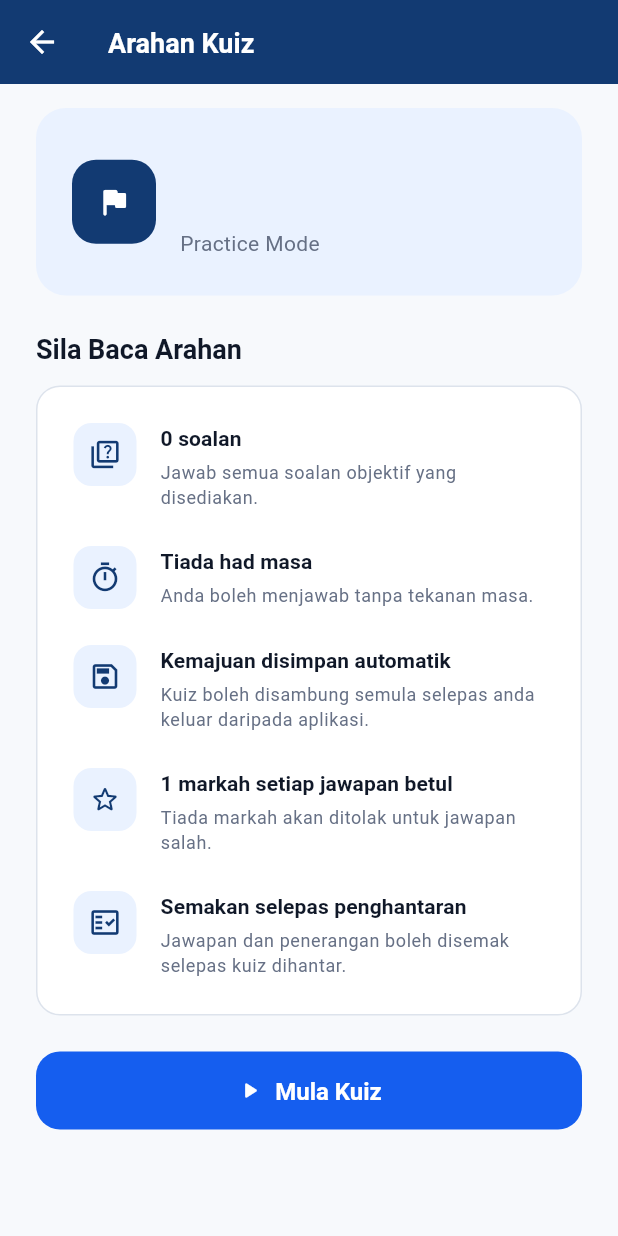
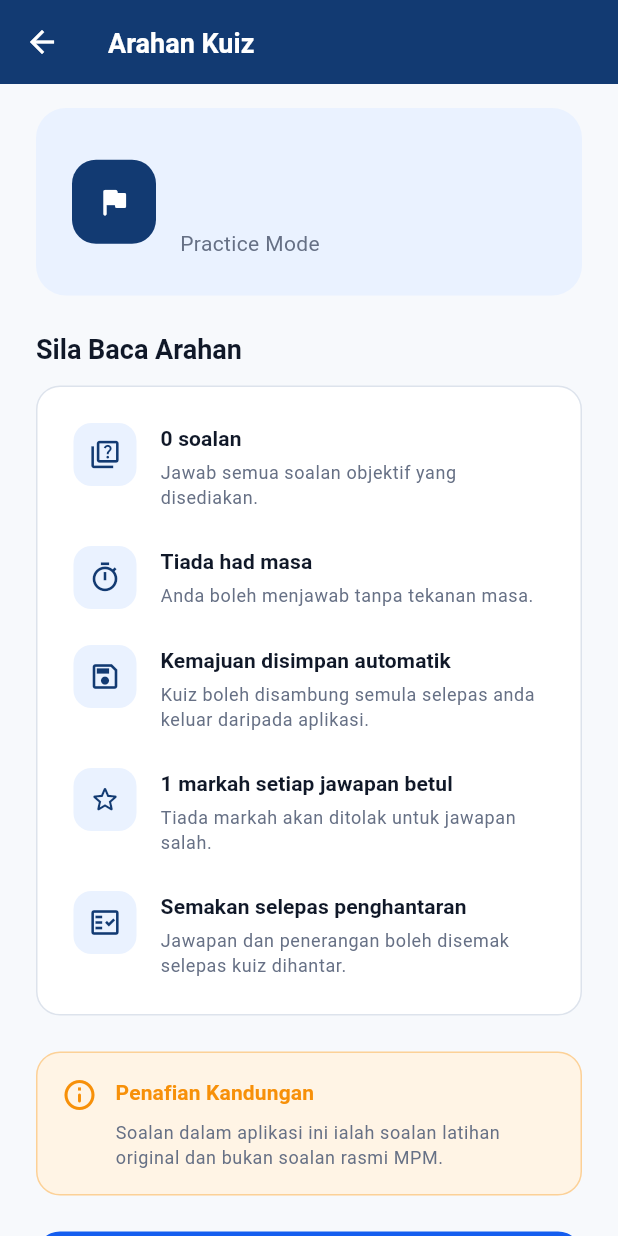
Before and after one commit to wilanwell/PengajianAM, a Flutter app: the _QuizInstructionContent screen opened directly with empty values, on a phone screen of 412 x 824 dp. Run offline on Flutter 3.47's test engine with Material 3 defaults, Android fonts, the phone set to English and light mode, and no system bars; our stand-ins replace connectivity_plus, flutter_riverpod, go_router, shared_preferences, supabase_flutter; accounts and stored records are empty; statements that could not run were skipped.

Commit message:
feat: improve network resilience and add content disclaimer

```diff
--- /dev/null
+++ b/lib/core/constants/app_disclaimer.dart
@@ -0,0 +1,23 @@
+abstract final class AppDisclaimer {
+  static const String title = 'Penafian Kandungan';
+
+  static const String shortMessage =
+      'Soalan dalam aplikasi ini ialah '
+      'soalan latihan original dan bukan '
+      'soalan rasmi MPM.';
+
+  static const String fullMessage =
+      'Semua soalan dalam aplikasi ini ialah '
+      'soalan latihan original yang dibina '
+      'berdasarkan skop sukatan Pengajian AM '
+      'STPM.\n\n'
+      'Soalan ini bukan soalan peperiksaan '
+      'sebenar, bukan soalan rasmi dan tidak '
+      'diterbitkan atau disahkan oleh Majlis '
+      'Peperiksaan Malaysia (MPM).\n\n'
+      'Aplikasi ini dibangunkan untuk tujuan '
+      'latihan dan ulang kaji sahaja. Pengguna '
+      'digalakkan merujuk sukatan rasmi, buku '
+      'rujukan dan bahan pembelajaran daripada '
+      'guru untuk memastikan ketepatan kandungan.';
+}
--- /dev/null
+++ b/lib/core/widgets/app_disclaimer_card.dart
@@ -0,0 +1,58 @@
+import 'package:flutter/material.dart';
+
+import '../../app/theme/app_colors.dart';
+import '../../app/theme/app_radius.dart';
+import '../../app/theme/app_spacing.dart';
+import '../constants/app_disclaimer.dart';
+
+class AppDisclaimerCard extends StatelessWidget {
+  const AppDisclaimerCard({super.key, this.showFullMessage = false});
+
+  final bool showFullMessage;
+
+  @override
+  Widget build(BuildContext context) {
+    final textTheme = Theme.of(context).textTheme;
+
+    return Container(
+      width: double.infinity,
+      padding: AppSpacing.cardPadding,
+      decoration: BoxDecoration(
+        color: AppColors.warningBackground,
+        borderRadius: AppRadius.large,
+        border: Border.all(color: AppColors.warning.withAlpha(90)),
+      ),
+      child: Row(
+        crossAxisAlignment: CrossAxisAlignment.start,
+        children: [
+          const Icon(Icons.info_outline_rounded, color: AppColors.warning),
+          const SizedBox(width: AppSpacing.sm),
+          Expanded(
+            child: Column(
+              crossAxisAlignment: CrossAxisAlignment.start,
+              children: [
+                Text(
+                  AppDisclaimer.title,
+                  style: textTheme.titleSmall?.copyWith(
+                    color: AppColors.warning,
+                    fontWeight: FontWeight.w700,
+                  ),
+                ),
+                const SizedBox(height: AppSpacing.xs),
+                Text(
+                  showFullMessage
+                      ? AppDisclaimer.fullMessage
+                      : AppDisclaimer.shortMessage,
+                  style: textTheme.bodySmall?.copyWith(
+                    color: AppColors.secondaryText,
+                    height: 1.4,
+                  ),
+                ),
+              ],
+            ),
+          ),
+        ],
+      ),
+    );
+  }
+}
--- a/lib/features/profile/presentation/pages/profile_page.dart
+++ b/lib/features/profile/presentation/pages/profile_page.dart
@@ -6,6 +6,7 @@ import '../../../../app/router/route_names.dart';
 import '../../../../app/theme/app_colors.dart';
 import '../../../../app/theme/app_radius.dart';
 import '../../../../app/theme/app_spacing.dart';
+import '../../../../core/constants/app_disclaimer.dart';
 import '../../../authentication/presentation/controllers/auth_session_controller.dart';
 import '../../../authentication/presentation/controllers/login_controller.dart';
 import '../../../home/presentation/controllers/home_controller.dart';
@@ -113,7 +114,7 @@ class _ProfilePageState extends ConsumerState<ProfilePage> {
     showAboutDialog(
       context: context,
       applicationName: 'Pengajian AM STPM Objektif',
-      applicationVersion: 'Versi pembangunan 1.0',
+      applicationVersion: 'Versi pembangunan 1.0.0',
       applicationIcon: const CircleAvatar(
         backgroundColor: AppColors.primary,
         foregroundColor: AppColors.textOnPrimary,
@@ -125,6 +126,8 @@ class _ProfilePageState extends ConsumerState<ProfilePage> {
           'membantu pelajar mengulang kaji '
           'Pengajian AM STPM.',
         ),
+        SizedBox(height: AppSpacing.md),
+        Text(AppDisclaimer.fullMessage),
       ],
     );
   }
--- a/lib/features/quiz/presentation/pages/quiz_instruction_page.dart
+++ b/lib/features/quiz/presentation/pages/quiz_instruction_page.dart
@@ -6,6 +6,7 @@ import '../../../../app/router/route_names.dart';
 import '../../../../app/theme/app_colors.dart';
 import '../../../../app/theme/app_radius.dart';
 import '../../../../app/theme/app_spacing.dart';
+import '../../../../core/widgets/app_disclaimer_card.dart';
 import '../../../topics/domain/entities/study_topic.dart';
 import '../../../topics/presentation/controllers/topics_controller.dart';
 import '../../domain/entities/quiz_draft.dart';
@@ -460,6 +461,15 @@ class _QuizInstructionContent extends StatelessWidget {
               ),
             ),
             const SizedBox(height: AppSpacing.lg),
+
+            /*
+             * Disclaimer diletakkan pada halaman
+             * Arahan Kuiz, bukan di dalam actions
+             * dialog draft.
+             */
+            const AppDisclaimerCard(),
+            const SizedBox(height: AppSpacing.lg),
+
             FilledButton.icon(
               onPressed: isProcessing ? null : onStart,
               icon: isProcessing
```
